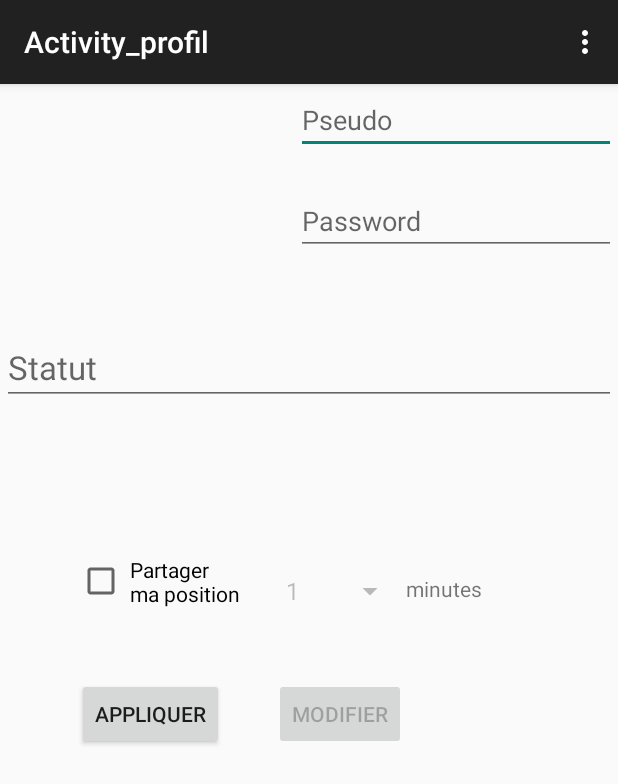
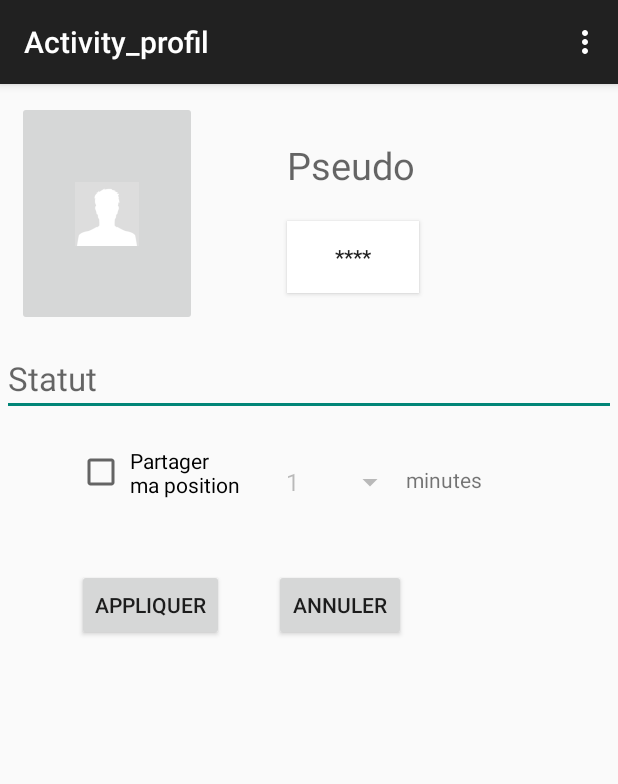
Before and after one commit to KilosaMagali/Geolocalisation, an Android app: the Activity_profil screen opened directly, with no data from a screen before it, after a tap on "MODIFIER", on a phone screen of 412 x 824 dp. Shown: the top 784 px of the screen. Run offline under Robolectric (Android 15) with nearby library versions, the phone set to English and light mode, and no system bars.

Commit message:
Finalisation de la gestion de profil en mémoire interne

```diff
--- a/app/src/main/AndroidManifest.xml
+++ b/app/src/main/AndroidManifest.xml
@@ -42,7 +42,7 @@
             android:value="@integer/google_play_services_version" />
         <meta-data
             android:name="com.google.android.maps.v2.API_KEY"
-            android:value="AIzaSyAUmaxAZ5Bn-pzI4kKeeHYvHEvTTOigeJM " />
+            android:value="AIzaSyD2Fqbyhj4e74izwcaIpbAe7TieFrWt4Fk" />
         <!-- cle Vincent : AIzaSyD2Fqbyhj4e74izwcaIpbAe7TieFrWt4Fk -->
         <!-- cle lucien : AIzaSyA4hdAZGC6pUZ6LpZ_uMEOWCvNYZMAHQkM -->
         <!-- cle Kilosa : AIzaSyAUmaxAZ5Bn-pzI4kKeeHYvHEvTTOigeJM -->
--- a/app/src/main/res/layout/activity_profil.xml
+++ b/app/src/main/res/layout/activity_profil.xml
@@ -6,38 +6,26 @@
     android:paddingBottom="@dimen/activity_vertical_margin"
     tools:context="com.manhattanproject.geolocalisation.Activity_profil">
 
-    <ImageView
-        android:layout_width="wrap_content"
-        android:layout_height="wrap_content"
-        android:id="@+id/imageView"
-        android:onClick="gestionFichier"
+    <ImageButton
+        android:id="@+id/imageButton"
+        android:onClick="selectImage"
         android:layout_alignParentTop="true"
         android:layout_alignParentLeft="true"
         android:layout_alignParentStart="true"
-        android:maxHeight="150dp"
-        android:minHeight="150dp"
-        android:maxWidth="100dp"
-        android:minWidth="100dp"/>
+        android:layout_marginLeft="10dp"
+        android:layout_marginTop="10dp"
+        android:layout_height="150dp"
+        android:layout_width="120dp"/>
 
-    <EditText
+    <TextView
         android:layout_width="wrap_content"
         android:layout_height="wrap_content"
         android:hint="Pseudo"
+        android:textSize="25dp"
         android:ems="10"
         android:id="@+id/pseudo"
         android:layout_alignLeft="@+id/mdp"
-        android:layout_alignStart="@+id/mdp" />
-
-    <EditText
-        android:layout_width="wrap_content"
-        android:layout_height="wrap_content"
-        android:inputType="textPassword"
-        android:ems="10"
-        android:hint="Password"
-        android:id="@+id/mdp"
-        android:layout_alignParentRight="true"
-        android:layout_alignParentEnd="true"
-        android:layout_marginTop="67dp" />
+        android:layout_marginTop="35dp" />
 
     <Button
         android:layout_width="wrap_content"
@@ -63,10 +51,11 @@
         android:layout_width="wrap_content"
         android:layout_height="wrap_content"
         android:textAppearance="?android:attr/textAppearanceLarge"
+        android:layout_alignLeft="@+id/imageButton"
         android:hint="Statut"
         android:id="@+id/Statut"
-        android:layout_below="@+id/mdp"
-        android:layout_marginTop="50dp"
+        android:layout_below="@+id/imageButton"
+        android:layout_marginTop="10dp"
         android:layout_alignParentLeft="true"
         android:maxHeight="180dp"
         android:layout_alignParentStart="true"
@@ -80,7 +69,7 @@
     android:id="@+id/checkBoxPartagePos"
     android:layout_below="@+id/Statut"
     android:layout_alignLeft="@+id/btnapp"
-    android:layout_marginTop="100dp" />
+    android:layout_marginTop="20dp" />
 
     <Spinner
         android:id="@+id/SpinnerDuree"
@@ -100,4 +89,17 @@
         android:text="minutes\n"
         android:layout_alignBottom="@+id/SpinnerDuree"
         android:layout_toRightOf="@+id/SpinnerDuree" />
+
+    <Button
+        android:layout_width="wrap_content"
+        android:layout_height="wrap_content"
+        android:background="@color/white"
+        android:onClick="changeMdp"
+        android:textColorHighlight="#fff"
+        android:text="****"
+        android:id="@+id/mdp"
+        android:layout_below="@+id/pseudo"
+        android:layout_marginTop="20dp"
+        android:layout_marginLeft="60dp"
+        android:layout_toRightOf="@+id/imageButton" />
 </RelativeLayout>
--- a/app/src/main/res/values/strings.xml
+++ b/app/src/main/res/values/strings.xml
@@ -1,6 +1,6 @@
 <?xml version="1.0" encoding="utf-8"?>
 <resources>
-
+    <color name="white">#FFFFFF</color>
     <string name="app_name">Geolocalisation</string>
     <string name="hello_world">Hello world!</string>
     <string name="action_settings">Settings</string>
```
Also changed, not shown: app/src/main/java/com/manhattanproject/geolocalisation/Activity_profil.java (+164 -28 lines), app/src/main/java/com/manhattanproject/geolocalisation/Utilisateur.java (+40 -3 lines), app/src/main/res/layout/change_mdp.xml (added, +46 -0 lines), app/src/main/res/mipmap-hdpi/nobody.png (added), app/src/main/res/mipmap-mdpi/nobody.png (added), app/src/main/res/mipmap-xhdpi/nobody.png (added), app/src/main/res/mipmap-xxhdpi/nobody.png (added), app/src/main/res/mipmap-xxxhdpi/nobody.png (added), 10 other files.
